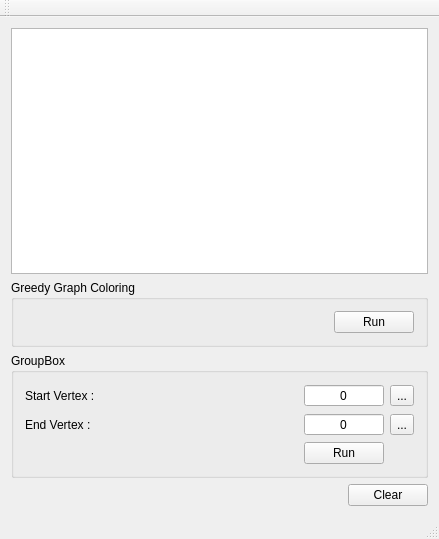
First picture: the form in MainWindow.ui, repository vfdev-5/GraphToolsApp, before the edit.
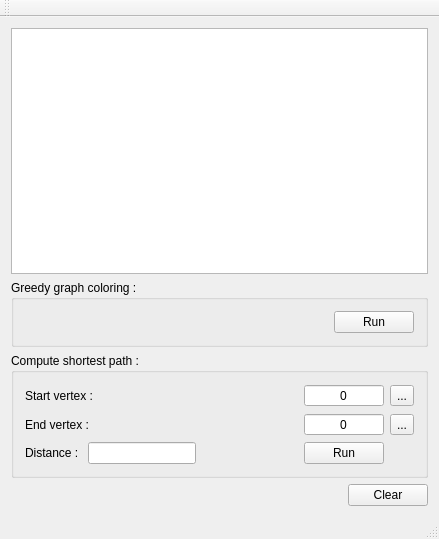
Second picture: the form after the edit.

The edit to the form file:
```diff
--- a/MainWindow.ui
+++ b/MainWindow.ui
@@ -44,16 +44,9 @@
     <item row="1" column="0" colspan="2">
      <widget class="QGroupBox" name="groupBox">
       <property name="title">
-       <string>Greedy Graph Coloring</string>
+       <string>Greedy graph coloring :</string>
       </property>
       <layout class="QGridLayout" name="gridLayout_2">
-       <item row="0" column="1">
-        <widget class="QPushButton" name="_runGGC">
-         <property name="text">
-          <string>Run</string>
-         </property>
-        </widget>
-       </item>
        <item row="0" column="0">
         <spacer name="horizontalSpacer">
          <property name="orientation">
@@ -67,50 +60,64 @@
          </property>
         </spacer>
        </item>
+       <item row="0" column="1">
+        <widget class="QPushButton" name="_runGGC">
+         <property name="text">
+          <string>Run</string>
+         </property>
+        </widget>
+       </item>
       </layout>
      </widget>
     </item>
     <item row="2" column="0" colspan="2">
      <widget class="QGroupBox" name="groupBox_2">
       <property name="title">
-       <string>GroupBox</string>
+       <string>Compute shortest path :</string>
       </property>
       <layout class="QGridLayout" name="gridLayout_3">
-       <item row="1" column="0">
-        <widget class="QLabel" name="label_2">
-         <property name="text">
-          <string>End Vertex :</string>
-         </property>
-        </widget>
-       </item>
-       <item row="2" column="0">
-        <spacer name="horizontalSpacer_3">
-         <property name="orientation">
-          <enum>Qt::Horizontal</enum>
-         </property>
-         <property name="sizeHint" stdset="0">
-          <size>
-           <width>40</width>
-           <height>20</height>
-          </size>
-         </property>
-        </spacer>
-       </item>
-       <item row="2" column="1">
+       <item row="2" column="3">
         <widget class="QPushButton" name="_runMVD">
          <property name="text">
           <string>Run</string>
          </property>
         </widget>
        </item>
-       <item row="0" column="0">
+       <item row="2" column="2">
+        <spacer name="horizontalSpacer_3">
+         <property name="orientation">
+          <enum>Qt::Horizontal</enum>
+         </property>
+         <property name="sizeHint" stdset="0">
+          <size>
+           <width>40</width>
+           <height>20</height>
+          </size>
+         </property>
+        </spacer>
+       </item>
+       <item row="2" column="0">
+        <widget class="QLabel" name="label_3">
+         <property name="text">
+          <string>Distance : </string>
+         </property>
+        </widget>
+       </item>
+       <item row="1" column="0" colspan="3">
+        <widget class="QLabel" name="label_2">
+         <property name="text">
+          <string>End vertex :</string>
+         </property>
+        </widget>
+       </item>
+       <item row="0" column="0" colspan="3">
         <widget class="QLabel" name="label">
          <property name="text">
-          <string>Start Vertex :</string>
+          <string>Start vertex :</string>
          </property>
         </widget>
        </item>
-       <item row="1" column="1">
+       <item row="1" column="3">
         <widget class="QSpinBox" name="_endVertexId">
          <property name="alignment">
           <set>Qt::AlignCenter</set>
@@ -120,7 +127,7 @@
          </property>
         </widget>
        </item>
-       <item row="0" column="1">
+       <item row="0" column="3">
         <widget class="QSpinBox" name="_startVertexId">
          <property name="frame">
           <bool>true</bool>
@@ -136,20 +143,27 @@
          </property>
         </widget>
        </item>
-       <item row="0" column="2">
+       <item row="0" column="4">
         <widget class="QToolButton" name="_chooseSVId">
          <property name="text">
           <string>...</string>
          </property>
         </widget>
        </item>
-       <item row="1" column="2">
+       <item row="1" column="4">
         <widget class="QToolButton" name="_chooseEVId">
          <property name="text">
           <string>...</string>
          </property>
         </widget>
        </item>
+       <item row="2" column="1">
+        <widget class="QLineEdit" name="_distance">
+         <property name="readOnly">
+          <bool>true</bool>
+         </property>
+        </widget>
+       </item>
       </layout>
      </widget>
     </item>
@@ -161,7 +175,7 @@
      <x>0</x>
      <y>0</y>
      <width>439</width>
-     <height>21</height>
+     <height>22</height>
     </rect>
    </property>
   </widget>
```
